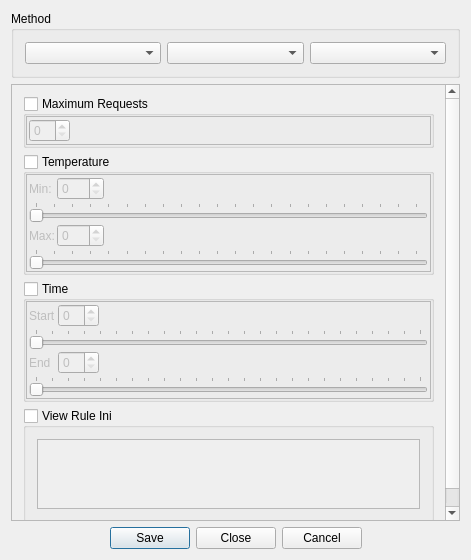
Above: IdsEditor/RuleEditor.ui from pnnl/ms-speak before the change. Below: the same form after it.
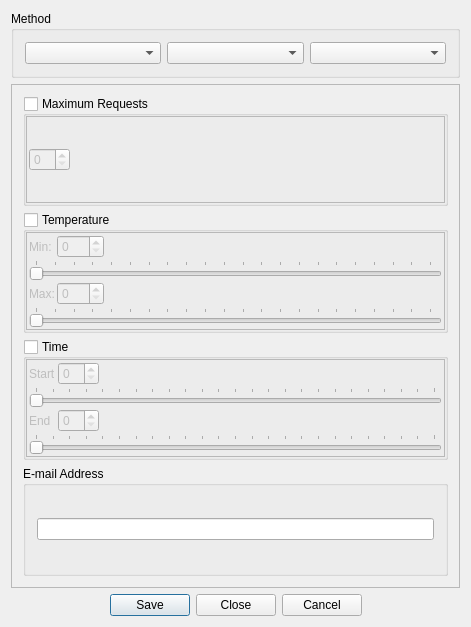
That is the form after the change. Icons and pictures are not drawn.

Patch:
```diff
--- a/IdsEditor/RuleEditor.ui
+++ b/IdsEditor/RuleEditor.ui
@@ -7,7 +7,7 @@
     <x>0</x>
     <y>0</y>
     <width>471</width>
-    <height>560</height>
+    <height>627</height>
    </rect>
   </property>
   <property name="windowTitle">
@@ -36,6 +36,19 @@
      </layout>
     </widget>
    </item>
+   <item row="2" column="0">
+    <widget class="QDialogButtonBox" name="buttonBox">
+     <property name="enabled">
+      <bool>true</bool>
+     </property>
+     <property name="standardButtons">
+      <set>QDialogButtonBox::Cancel|QDialogButtonBox::Close|QDialogButtonBox::Save</set>
+     </property>
+     <property name="centerButtons">
+      <bool>true</bool>
+     </property>
+    </widget>
+   </item>
    <item row="1" column="0">
     <widget class="QScrollArea" name="scrollArea">
      <property name="widgetResizable">
@@ -45,9 +58,9 @@
       <property name="geometry">
        <rect>
         <x>0</x>
-        <y>0</y>
+        <y>-134</y>
         <width>423</width>
-        <height>668</height>
+        <height>585</height>
        </rect>
       </property>
       <layout class="QVBoxLayout" name="verticalLayout">
@@ -427,57 +440,43 @@
         </widget>
        </item>
        <item>
-        <widget class="QGroupBox" name="IniGroup">
-         <property name="title">
-          <string>View Rule Ini</string>
-         </property>
-         <property name="checkable">
-          <bool>true</bool>
-         </property>
-         <property name="checked">
-          <bool>false</bool>
-         </property>
-         <layout class="QVBoxLayout" name="verticalLayout_9">
-          <item>
-           <widget class="QPlainTextEdit" name="IniPlainTextEdit">
-            <property name="readOnly">
-             <bool>true</bool>
-            </property>
-           </widget>
-          </item>
-         </layout>
-        </widget>
-       </item>
-       <item>
-        <widget class="QFrame" name="BottomFrame">
+        <widget class="QGroupBox" name="emlGroup">
          <property name="sizePolicy">
-          <sizepolicy hsizetype="Expanding" vsizetype="Expanding">
+          <sizepolicy hsizetype="Preferred" vsizetype="Minimum">
            <horstretch>0</horstretch>
            <verstretch>0</verstretch>
           </sizepolicy>
          </property>
-         <property name="frameShape">
-          <enum>QFrame::StyledPanel</enum>
+         <property name="title">
+          <string>E-mail Address</string>
          </property>
-         <property name="frameShadow">
-          <enum>QFrame::Raised</enum>
+         <property name="checkable">
+          <bool>false</bool>
          </property>
+         <property name="checked">
+          <bool>false</bool>
+         </property>
+         <layout class="QGridLayout" name="gridLayout_4">
+          <item row="0" column="0">
+           <widget class="QLineEdit" name="lineEdit">
+            <property name="sizePolicy">
+             <sizepolicy hsizetype="Expanding" vsizetype="Fixed">
+              <horstretch>0</horstretch>
+              <verstretch>0</verstretch>
+             </sizepolicy>
+            </property>
+            <property name="acceptDrops">
+             <bool>false</bool>
+            </property>
+           </widget>
+          </item>
+         </layout>
         </widget>
        </item>
       </layout>
      </widget>
     </widget>
    </item>
-   <item row="2" column="0">
-    <widget class="QDialogButtonBox" name="buttonBox">
-     <property name="standardButtons">
-      <set>QDialogButtonBox::Cancel|QDialogButtonBox::Close|QDialogButtonBox::Save</set>
-     </property>
-     <property name="centerButtons">
-      <bool>true</bool>
-     </property>
-    </widget>
-   </item>
   </layout>
  </widget>
  <layoutdefault spacing="6" margin="11"/>
```
